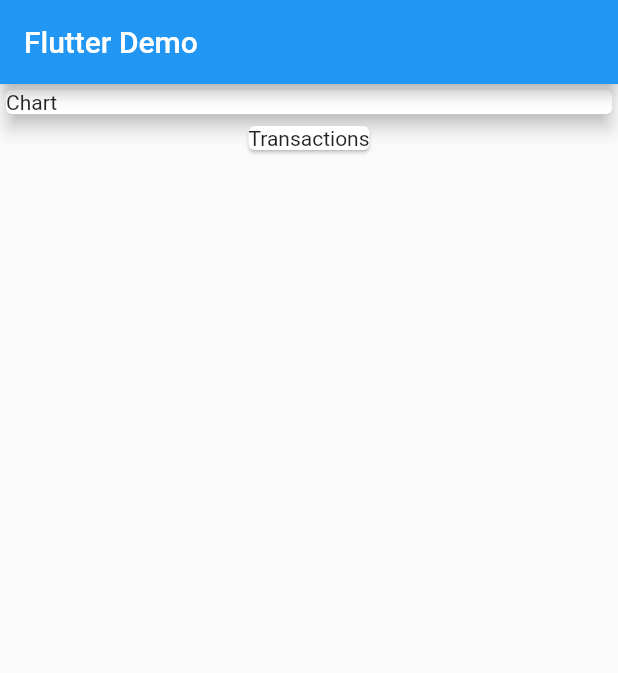
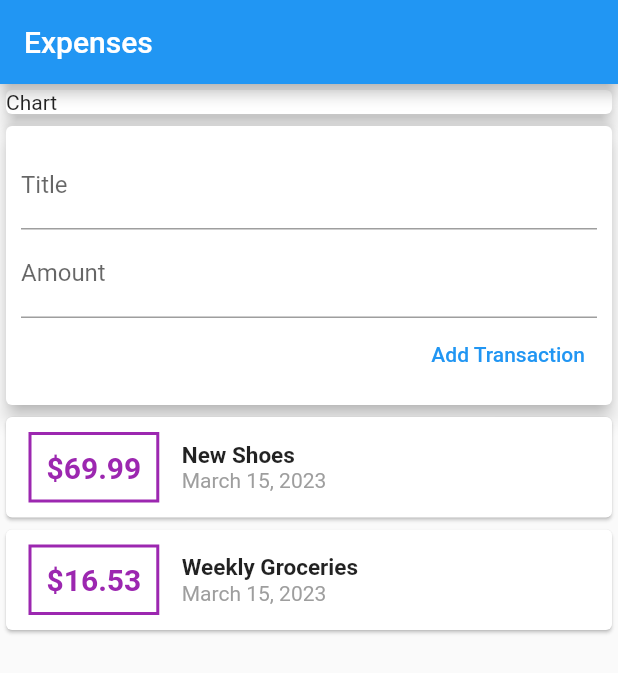
Before and after one commit to bra-alex/Flutter, a Flutter app: the screen it shows after launch, on a phone screen of 412 x 824 dp. Shown: the top 673 px of the screen. Run offline on Flutter 3.47's test engine with Material 2 defaults, Android fonts, the phone set to English and light mode, and no system bars; our stand-ins replace audioplayers.

Commit message:
Add transaction logic

```diff
--- a/academind/personal_expenses/lib/main.dart
+++ b/academind/personal_expenses/lib/main.dart
@@ -1,5 +1,5 @@
 import 'package:flutter/material.dart';
-import 'package:personal_expenses/models/transaction.dart';
+import 'package:personal_expenses/widgets/user_transactions.dart';
 
 void main() {
   runApp(const MyApp());
@@ -11,7 +11,7 @@ class MyApp extends StatelessWidget {
   // This widget is the root of your application.
   @override
   Widget build(BuildContext context) {
-    return MaterialApp(
+    return const MaterialApp(
       title: 'Flutter Demo',
       home: MyHomePage(),
     );
@@ -19,31 +19,17 @@ class MyApp extends StatelessWidget {
 }
 
 class MyHomePage extends StatelessWidget {
-  MyHomePage({super.key});
-
-  final List<Transaction> transactions = [
-    Transaction(
-      id: 't1',
-      title: 'New Shoes',
-      amount: 69.99,
-      date: DateTime.now(),
-    ),
-    Transaction(
-      id: 't2',
-      title: 'Weekly Groceries',
-      amount: 16.53,
-      date: DateTime.now(),
-    ),
-  ];
+  const MyHomePage({super.key});
 
   @override
   Widget build(BuildContext context) {
     return Scaffold(
       appBar: AppBar(
-        title: const Text('Flutter Demo'),
+        title: const Text('Expenses'),
       ),
       body: const Center(
         child: Column(
+          crossAxisAlignment: CrossAxisAlignment.stretch,
           children: [
             SizedBox(
               width: double.infinity,
@@ -52,9 +38,7 @@ class MyHomePage extends StatelessWidget {
                 child: Text('Chart'),
               ),
             ),
-            Card(
-              child: Text('Transactions'),
-            ),
+            UserTransactions()
           ],
         ),
       ), // This trailing comma makes auto-formatting nicer for build methods.
--- /dev/null
+++ b/academind/personal_expenses/lib/widgets/new_transaction.dart
@@ -0,0 +1,42 @@
+import 'package:flutter/material.dart';
+
+class NewTransaction extends StatelessWidget {
+  NewTransaction({super.key, required this.addNewTransaction});
+
+  final Function addNewTransaction;
+
+  final titleController = TextEditingController();
+  final amountController = TextEditingController();
+
+  @override
+  Widget build(BuildContext context) {
+    return Card(
+      elevation: 5,
+      child: Container(
+        padding: const EdgeInsets.all(10),
+        child: Column(
+          crossAxisAlignment: CrossAxisAlignment.end,
+          children: [
+            TextField(
+              decoration: const InputDecoration(
+                labelText: 'Title',
+              ),
+              controller: titleController,
+            ),
+            TextField(
+              decoration: const InputDecoration(
+                labelText: 'Amount',
+              ),
+              controller: amountController,
+            ),
+            TextButton(
+              onPressed: () => addNewTransaction(
+                  titleController.text, double.parse(amountController.text)),
+              child: const Text('Add Transaction'),
+            )
+          ],
+        ),
+      ),
+    );
+  }
+}
--- /dev/null
+++ b/academind/personal_expenses/lib/widgets/transaction_list.dart
@@ -0,0 +1,61 @@
+import 'package:intl/intl.dart';
+import 'package:flutter/material.dart';
+import 'package:personal_expenses/models/transaction.dart';
+
+class TransactionList extends StatelessWidget {
+  const TransactionList(this.transactions, {super.key});
+
+  final List<Transaction> transactions;
+  @override
+  Widget build(BuildContext context) {
+    return Column(
+      children: transactions.map((transaction) {
+        return Card(
+          child: Row(
+            children: [
+              Container(
+                margin: const EdgeInsets.symmetric(
+                  vertical: 10,
+                  horizontal: 15,
+                ),
+                padding: const EdgeInsets.all(10),
+                decoration: BoxDecoration(
+                  border: Border.all(
+                    color: Colors.purple,
+                    width: 2,
+                  ),
+                ),
+                child: Text(
+                  '\$${transaction.amount}',
+                  style: const TextStyle(
+                    fontWeight: FontWeight.bold,
+                    fontSize: 20,
+                    color: Colors.purple,
+                  ),
+                ),
+              ),
+              Column(
+                crossAxisAlignment: CrossAxisAlignment.start,
+                children: [
+                  Text(
+                    transaction.title,
+                    style: const TextStyle(
+                      fontWeight: FontWeight.bold,
+                      fontSize: 15,
+                    ),
+                  ),
+                  Text(
+                    DateFormat.yMMMMd().format(transaction.date),
+                    style: const TextStyle(
+                      color: Colors.grey,
+                    ),
+                  ),
+                ],
+              )
+            ],
+          ),
+        );
+      }).toList(),
+    );
+  }
+}
--- /dev/null
+++ b/academind/personal_expenses/lib/widgets/user_transactions.dart
@@ -0,0 +1,53 @@
+import 'package:flutter/material.dart';
+import 'package:personal_expenses/models/transaction.dart';
+import 'package:personal_expenses/widgets/new_transaction.dart';
+import 'package:personal_expenses/widgets/transaction_list.dart';
+
+class UserTransactions extends StatefulWidget {
+  const UserTransactions({super.key});
+
+  @override
+  State<UserTransactions> createState() => _UserTransactionsState();
+}
+
+class _UserTransactionsState extends State<UserTransactions> {
+  final List<Transaction> _userTransactions = [
+    Transaction(
+      id: 't1',
+      title: 'New Shoes',
+      amount: 69.99,
+      date: DateTime.now(),
+    ),
+    Transaction(
+      id: 't2',
+      title: 'Weekly Groceries',
+      amount: 16.53,
+      date: DateTime.now(),
+    ),
+  ];
+
+  void _addNewTransaction(String title, double amount) {
+    final newTransaction = Transaction(
+      id: DateTime.now().toString(),
+      title: title,
+      amount: amount,
+      date: DateTime.now(),
+    );
+
+    setState(() {
+      _userTransactions.add(newTransaction);
+    });
+  }
+
+  @override
+  Widget build(BuildContext context) {
+    return Column(
+      children: [
+        NewTransaction(
+          addNewTransaction: _addNewTransaction,
+        ),
+        TransactionList(_userTransactions),
+      ],
+    );
+  }
+}
```
